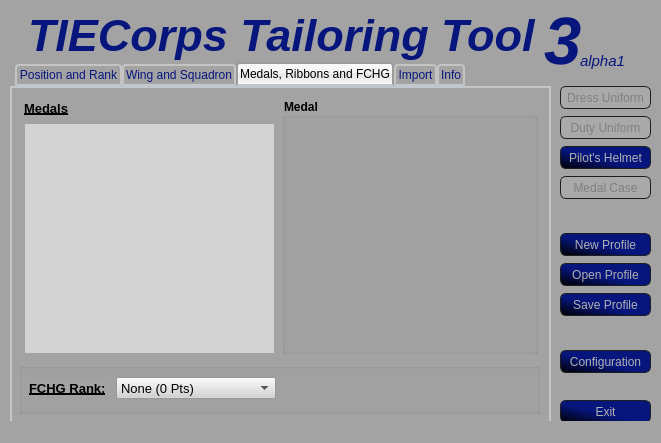
Above: TTT3/_Source/_Resource/ttt.ui from SmTaUcM/TTT3 before the change. Below: the same form after it.
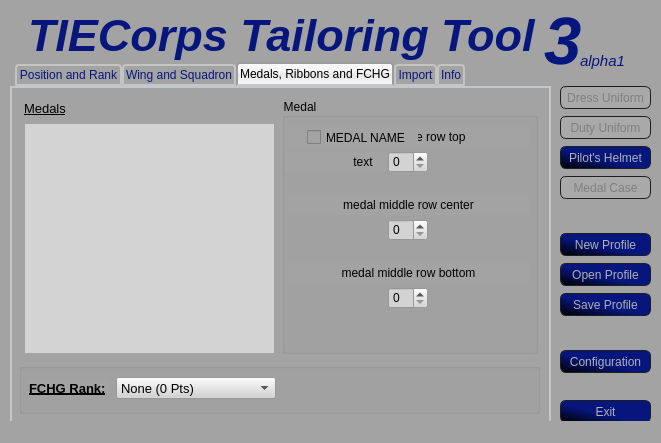
That is the form after the change. The open tabs and pages were chosen to show the change. Icons and pictures are not drawn.

```diff
--- a/TTT3/_Source/_Resource/ttt.ui
+++ b/TTT3/_Source/_Resource/ttt.ui
@@ -1253,8 +1253,8 @@
        <font>
         <family>Arial</family>
         <pointsize>10</pointsize>
-        <weight>75</weight>
-        <bold>true</bold>
+        <weight>50</weight>
+        <bold>false</bold>
         <underline>true</underline>
        </font>
       </property>
@@ -1293,13 +1293,170 @@
        <font>
         <family>Arial</family>
         <pointsize>9</pointsize>
-        <weight>75</weight>
-        <bold>true</bold>
+        <weight>50</weight>
+        <bold>false</bold>
        </font>
       </property>
       <property name="title">
        <string>Medal</string>
       </property>
+      <widget class="QCheckBox" name="cb_singleMedal">
+       <property name="enabled">
+        <bool>true</bool>
+       </property>
+       <property name="geometry">
+        <rect>
+         <x>25</x>
+         <y>31</y>
+         <width>111</width>
+         <height>17</height>
+        </rect>
+       </property>
+       <property name="font">
+        <font>
+         <family>Arial</family>
+         <pointsize>9</pointsize>
+        </font>
+       </property>
+       <property name="text">
+        <string>MEDAL NAME</string>
+       </property>
+      </widget>
+      <widget class="QSpinBox" name="sb_multi_centerTop">
+       <property name="geometry">
+        <rect>
+         <x>106</x>
+         <y>53</y>
+         <width>40</width>
+         <height>22</height>
+        </rect>
+       </property>
+       <property name="styleSheet">
+        <string notr="true">background-color: rgb(211, 211, 211);</string>
+       </property>
+      </widget>
+      <widget class="QLabel" name="lbl_multi_centerTop">
+       <property name="geometry">
+        <rect>
+         <x>6</x>
+         <y>29</y>
+         <width>241</width>
+         <height>20</height>
+        </rect>
+       </property>
+       <property name="font">
+        <font>
+         <family>Arial</family>
+         <pointsize>9</pointsize>
+        </font>
+       </property>
+       <property name="text">
+        <string>medal middle row top</string>
+       </property>
+       <property name="alignment">
+        <set>Qt::AlignCenter</set>
+       </property>
+      </widget>
+      <widget class="QLabel" name="lbl_ranged">
+       <property name="geometry">
+        <rect>
+         <x>3</x>
+         <y>54</y>
+         <width>101</width>
+         <height>20</height>
+        </rect>
+       </property>
+       <property name="font">
+        <font>
+         <family>Arial</family>
+         <pointsize>9</pointsize>
+        </font>
+       </property>
+       <property name="text">
+        <string>text    </string>
+       </property>
+       <property name="alignment">
+        <set>Qt::AlignRight|Qt::AlignTrailing|Qt::AlignVCenter</set>
+       </property>
+      </widget>
+      <widget class="QSpinBox" name="sb_multi_centerMiddle">
+       <property name="geometry">
+        <rect>
+         <x>106</x>
+         <y>121</y>
+         <width>40</width>
+         <height>22</height>
+        </rect>
+       </property>
+       <property name="styleSheet">
+        <string notr="true">background-color: rgb(211, 211, 211);</string>
+       </property>
+      </widget>
+      <widget class="QLabel" name="lbl_multi_centerMiddle">
+       <property name="geometry">
+        <rect>
+         <x>6</x>
+         <y>97</y>
+         <width>241</width>
+         <height>20</height>
+        </rect>
+       </property>
+       <property name="font">
+        <font>
+         <family>Arial</family>
+         <pointsize>9</pointsize>
+        </font>
+       </property>
+       <property name="text">
+        <string>medal middle row center</string>
+       </property>
+       <property name="alignment">
+        <set>Qt::AlignCenter</set>
+       </property>
+      </widget>
+      <widget class="QLabel" name="lbl_multi_centerBottom">
+       <property name="geometry">
+        <rect>
+         <x>6</x>
+         <y>165</y>
+         <width>241</width>
+         <height>20</height>
+        </rect>
+       </property>
+       <property name="font">
+        <font>
+         <family>Arial</family>
+         <pointsize>9</pointsize>
+        </font>
+       </property>
+       <property name="text">
+        <string>medal middle row bottom</string>
+       </property>
+       <property name="alignment">
+        <set>Qt::AlignCenter</set>
+       </property>
+      </widget>
+      <widget class="QSpinBox" name="sb_multi_centerBottom">
+       <property name="geometry">
+        <rect>
+         <x>106</x>
+         <y>189</y>
+         <width>40</width>
+         <height>22</height>
+        </rect>
+       </property>
+       <property name="styleSheet">
+        <string notr="true">background-color: rgb(211, 211, 211);</string>
+       </property>
+      </widget>
+      <zorder>lbl_multi_centerTop</zorder>
+      <zorder>cb_singleMedal</zorder>
+      <zorder>sb_multi_centerTop</zorder>
+      <zorder>lbl_ranged</zorder>
+      <zorder>sb_multi_centerMiddle</zorder>
+      <zorder>lbl_multi_centerMiddle</zorder>
+      <zorder>lbl_multi_centerBottom</zorder>
+      <zorder>sb_multi_centerBottom</zorder>
      </widget>
     </widget>
     <widget class="QWidget" name="tabImport">
```
Left out of the diff: 20 changed lines with no effect on the pictures.
